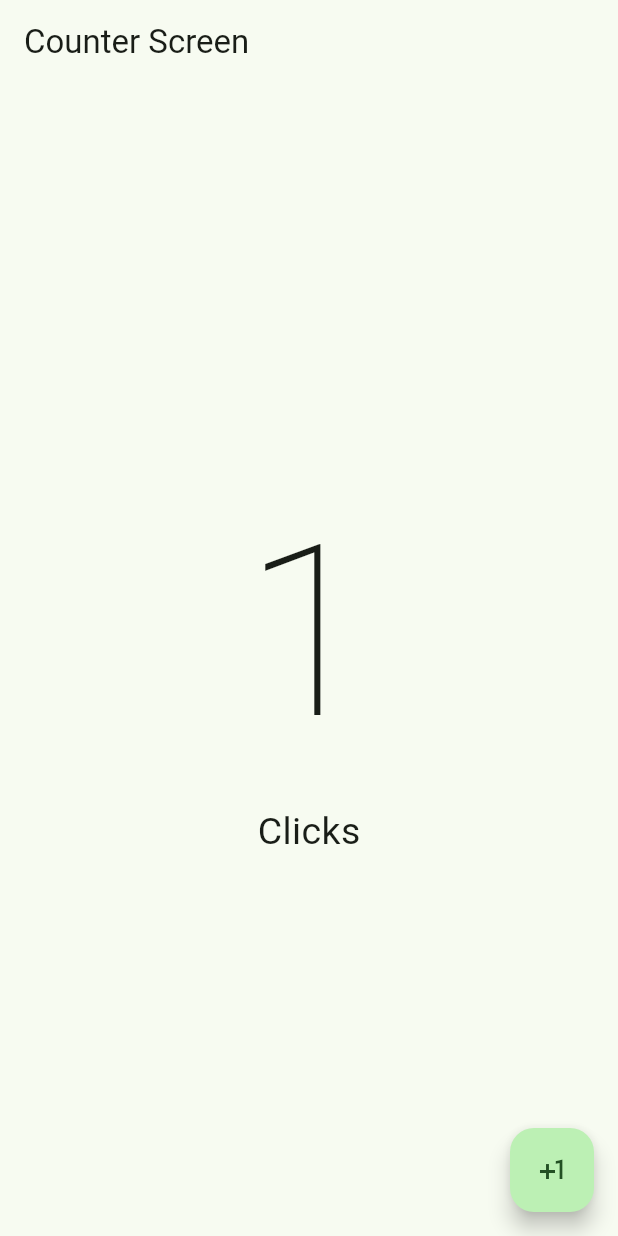
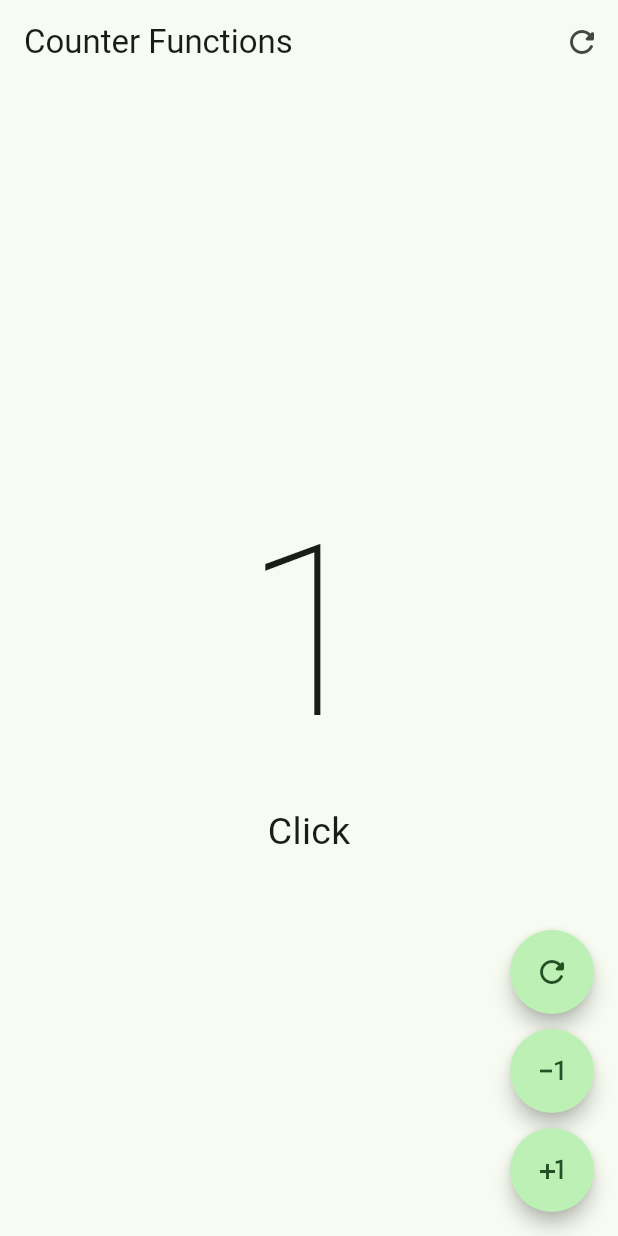
Before and after one commit to kencrisg/Flutter_HelloWorld, a Flutter app: the screen it shows after launch, after a tap on the "plus one" icon, on a phone screen of 412 x 824 dp. Run offline on Flutter 3.47's test engine with Material 3 defaults, Android fonts, the phone set to English and light mode, and no system bars.

Commit message:
Feat/ Implements buttoms with actions

```diff
--- a/lib/main.dart
+++ b/lib/main.dart
@@ -1,5 +1,6 @@
 import 'package:flutter/material.dart';
-import 'package:hola_mundo_app/presentation/screens/counter/counter_screen.dart';
+import 'package:hola_mundo_app/presentation/screens/counter/counter_functions_screen.dart';
+//import 'package:hola_mundo_app/presentation/screens/counter/counter_screen.dart';
 
 void main() {
   runApp(const MyApp());
@@ -17,7 +18,7 @@ class MyApp extends StatelessWidget {
         useMaterial3: true,
         colorSchemeSeed: Colors.green,
       ),
-      home: const CounterScreen(),
+      home: const CounterFunctionsScreen(),
     );
   }
 }
--- /dev/null
+++ b/lib/presentation/screens/counter/counter_functions_screen.dart
@@ -0,0 +1,100 @@
+import 'package:flutter/material.dart';
+
+class CounterFunctionsScreen extends StatefulWidget {
+  const CounterFunctionsScreen({super.key});
+
+  @override
+  State<CounterFunctionsScreen> createState() => _CounterFunctionsScreenState();
+}
+
+class _CounterFunctionsScreenState extends State<CounterFunctionsScreen> {
+  int clickcounter = 0;
+
+  @override
+  Widget build(BuildContext context) {
+    return Scaffold(
+        appBar: AppBar(
+          title: const Text('Counter Functions'),
+          actions: [
+            IconButton(
+              onPressed: () {
+                setState(() {
+                  clickcounter = 0;
+                });
+              },
+              icon: const Icon(Icons.refresh_rounded),
+            ),
+          ],
+        ),
+        body: Center(
+          child: Column(
+            mainAxisAlignment: MainAxisAlignment.center,
+            children: [
+              Text(
+                '$clickcounter',
+                style:
+                    const TextStyle(fontSize: 160, fontWeight: FontWeight.w100),
+              ),
+              Text('Click${(clickcounter == 1) ? '' : 's'}',
+                  style: const TextStyle(
+                    fontSize: 25,
+                  )),
+            ],
+          ),
+        ),
+        floatingActionButton: Column(
+          mainAxisAlignment: MainAxisAlignment.end,
+          children: [
+            CustomButton(
+              icon: Icons.refresh_rounded,
+              onPressed: () {
+                setState(() {
+                  clickcounter = 0;
+                });
+              },
+            ),
+            const SizedBox(
+              height: 10,
+            ),
+            CustomButton(
+              icon: Icons.exposure_minus_1_outlined,
+              onPressed: () {
+                if (clickcounter == 0) return;
+                setState(() {
+                  clickcounter--;
+                });
+              },
+            ),
+            const SizedBox(
+              height: 10,
+            ),
+            CustomButton(
+              icon: Icons.plus_one,
+              onPressed: () {
+                setState(() {
+                  clickcounter++;
+                });
+              },
+            ),
+          ],
+        ));
+  }
+}
+
+class CustomButton extends StatelessWidget {
+  final IconData icon;
+  final VoidCallback? onPressed;
+
+  const CustomButton({super.key, required this.icon, this.onPressed});
+
+  @override
+  Widget build(BuildContext context) {
+    return FloatingActionButton(
+      shape: const StadiumBorder(),
+      enableFeedback: true,
+      elevation: 5,
+      onPressed: onPressed,
+      child: Icon(icon),
+    );
+  }
+}
--- a/lib/presentation/screens/counter/counter_screen.dart
+++ b/lib/presentation/screens/counter/counter_screen.dart
@@ -25,8 +25,8 @@ class _CounterScreenState extends State<CounterScreen> {
               style:
                   const TextStyle(fontSize: 160, fontWeight: FontWeight.w100),
             ),
-            const Text('Clicks',
-                style: TextStyle(
+            Text('Click${(clickcounter == 1) ? '' : 's'}',
+                style: const TextStyle(
                   fontSize: 25,
                 )),
           ],
```
